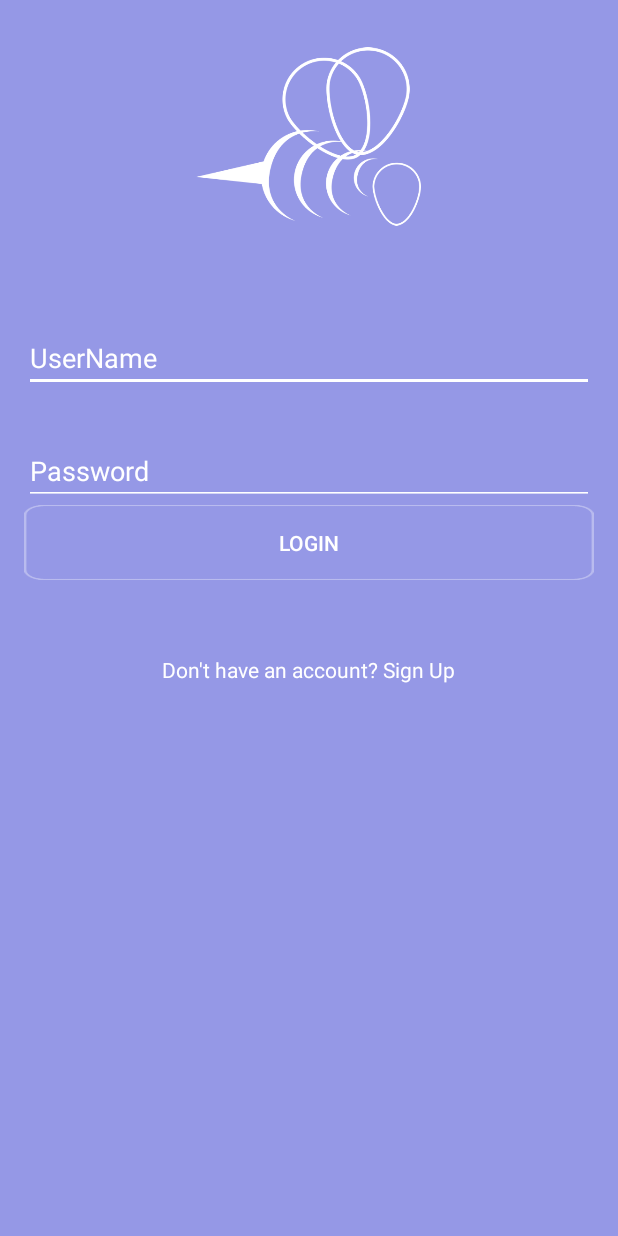
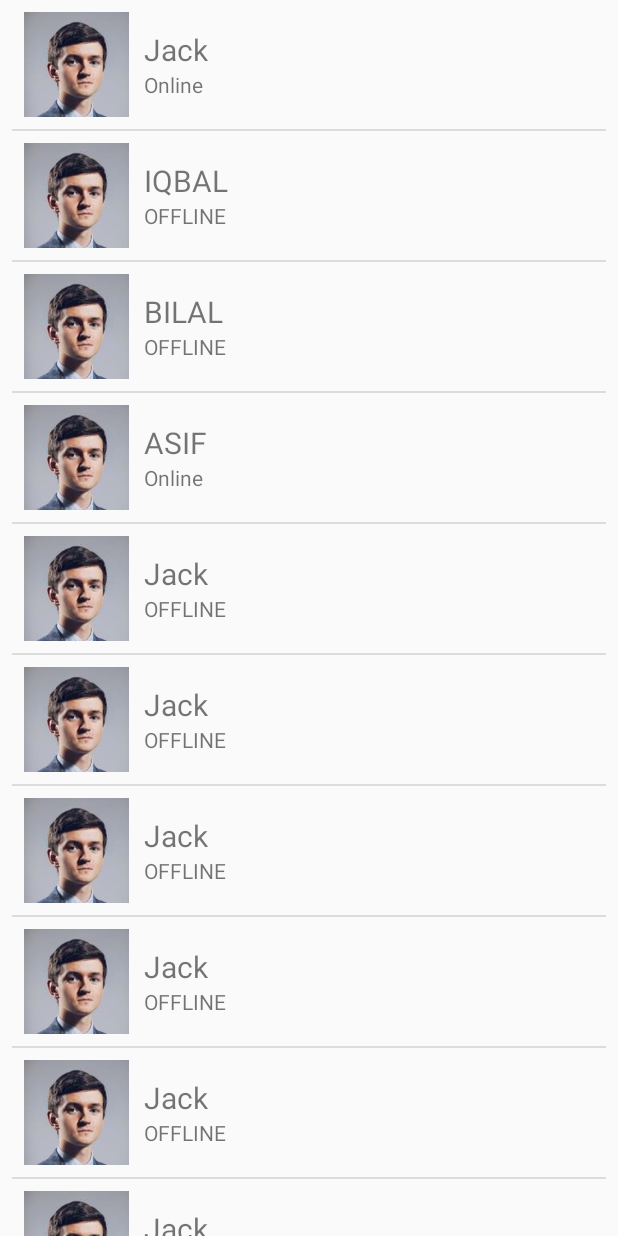
Before and after one commit to IAMIQBAL/Bumble-bee, an Android app: the screen it shows after launch (SplashScreenActivity before the commit, Friends_list after it), on a phone screen of 412 x 824 dp. Run offline under Robolectric (Android 15) with nearby library versions, the phone set to English and light mode, and no system bars; libraries missing offline, so code that uses them is left out: io.socket.client; 1 statement that could not run was skipped.

Commit message:
added adapter and list items

```diff
--- a/app/src/main/AndroidManifest.xml
+++ b/app/src/main/AndroidManifest.xml
@@ -30,27 +30,40 @@
         <activity
             android:name=".SplashScreenActivity"
             android:screenOrientation="portrait">
+
+        </activity>
+
+
+        <activity
+            android:name=".Chat.MainActivity"
+            android:label="@string/app_name"
+            android:screenOrientation="portrait"
+            android:theme="@style/AppTheme.NoActionBar"></activity>
+
+
+        <activity
+            android:name=".Chat.LoginActivity"
+            android:label="@string/app_name"
+            android:screenOrientation="portrait"
+            android:theme="@style/AppTheme.NoActionBar" />
+
+        <activity
+            android:name=".Signup"
+            android:screenOrientation="portrait"
+            android:theme="@style/AppTheme.NoActionBar"></activity>
+
+
+        <activity android:name=".Friends_list"
+            android:theme="@style/AppTheme">
             <intent-filter>
                 <action android:name="android.intent.action.MAIN" />
 
                 <category android:name="android.intent.category.LAUNCHER" />
             </intent-filter>
+
         </activity>
-        <activity
-            android:name=".Chat.MainActivity"
-            android:label="@string/app_name"
-            android:screenOrientation="portrait"
-            android:theme="@style/AppTheme.NoActionBar"></activity>
-        <activity
-            android:name=".Chat.LoginActivity"
-            android:label="@string/app_name"
-            android:screenOrientation="portrait"
-            android:theme="@style/AppTheme.NoActionBar" />
-        <activity
-            android:name=".Signup"
-            android:screenOrientation="portrait"
-            android:theme="@style/AppTheme.NoActionBar"></activity>
-        <activity android:name=".Friends_list"></activity>
+
+
     </application>
 
 </manifest>
--- /dev/null
+++ b/app/src/main/java/com/mib/bumblebee/Design/FriendList_Adapter.java
@@ -0,0 +1,51 @@
+package com.mib.bumblebee.Design;
+
+import android.content.Context;
+import android.support.annotation.NonNull;
+import android.view.LayoutInflater;
+import android.view.View;
+import android.view.ViewGroup;
+import android.widget.ArrayAdapter;
+import android.widget.ImageView;
+import android.widget.TextView;
+
+import com.mib.bumblebee.R;
+import com.mib.bumblebee.pojos.Friends;
+
+import java.util.ArrayList;
+import java.util.List;
+
+public class FriendList_Adapter  extends ArrayAdapter<Friends> {
+
+
+    private Context mContext;
+    private List<Friends> friendList = new ArrayList<>();
+
+    public FriendList_Adapter(@NonNull Context context, ArrayList<Friends> list) {
+        super(context, 0, list);
+        mContext = context;
+        friendList = list;
+    }
+
+    @NonNull
+    @Override
+    public View getView(int position, @NonNull View convertView, @NonNull ViewGroup parent) {
+        View listItem = convertView;
+        if (listItem == null){
+            listItem = LayoutInflater.from(mContext).inflate(R.layout.list_items, parent, false);
+        }
+
+        Friends friend = friendList.get(position);
+
+        ImageView image = listItem.findViewById(R.id.friend_pic);
+        image.setImageResource(friend.getProfilePicture());
+
+        TextView friendName = listItem.findViewById(R.id.friend_name);
+        friendName.setText(friend.getFriend_name());
+
+        TextView status = listItem.findViewById(R.id.friend_status);
+        status.setText(friend.getStatus());
+
+        return listItem;
+    }
+}
--- a/app/src/main/java/com/mib/bumblebee/Friends_list.java
+++ b/app/src/main/java/com/mib/bumblebee/Friends_list.java
@@ -2,12 +2,43 @@ package com.mib.bumblebee;
 
 import android.support.v7.app.AppCompatActivity;
 import android.os.Bundle;
+import android.widget.ListView;
+
+import com.mib.bumblebee.Design.FriendList_Adapter;
+import com.mib.bumblebee.pojos.Friends;
+
+
+import java.util.ArrayList;
 
 public class Friends_list extends AppCompatActivity {
+
+    private ListView listView;
+    private FriendList_Adapter mAdapter;
+
 
     @Override
     protected void onCreate(Bundle savedInstanceState) {
         super.onCreate(savedInstanceState);
         setContentView(R.layout.activity_friends_list);
+
+        listView = findViewById(R.id.friend_listview);
+        ArrayList<Friends> friends = new ArrayList<>();
+
+        friends.add(new Friends("Jack", "Online", R.drawable.avatar));
+        friends.add(new Friends("IQBAL", "OFFLINE", R.drawable.avatar));
+        friends.add(new Friends("BILAL", "OFFLINE", R.drawable.avatar));
+        friends.add(new Friends("ASIF", "Online", R.drawable.avatar));
+        friends.add(new Friends("Jack", "OFFLINE", R.drawable.avatar));
+        friends.add(new Friends("Jack", "OFFLINE", R.drawable.avatar));
+        friends.add(new Friends("Jack", "OFFLINE", R.drawable.avatar));
+        friends.add(new Friends("Jack", "OFFLINE", R.drawable.avatar));
+        friends.add(new Friends("Jack", "OFFLINE", R.drawable.avatar));
+        friends.add(new Friends("Jack", "OFFLINE", R.drawable.avatar));
+        friends.add(new Friends("Jack", "OFFLINE", R.drawable.avatar));
+        friends.add(new Friends("Jack", "OFFLINE", R.drawable.avatar));
+
+        mAdapter = new FriendList_Adapter(this, friends);
+        listView.setAdapter(mAdapter);
+
     }
 }
--- /dev/null
+++ b/app/src/main/java/com/mib/bumblebee/pojos/Friends.java
@@ -0,0 +1,40 @@
+package com.mib.bumblebee.pojos;
+
+import java.util.List;
+
+public class Friends {
+
+    private String friend_name;
+    private String status;
+    private int profilePicture;
+
+    public Friends(String friend_name, String status, int profilePicture) {
+        this.friend_name = friend_name;
+        this.status = status;
+        this.profilePicture = profilePicture;
+    }
+
+    public String getFriend_name() {
+        return friend_name;
+    }
+
+    public void setFriend_name(String friend_name) {
+        this.friend_name = friend_name;
+    }
+
+    public String getStatus() {
+        return status;
+    }
+
+    public void setStatus(String status) {
+        this.status = status;
+    }
+
+    public int getProfilePicture() {
+        return profilePicture;
+    }
+
+    public void setProfilePicture(int profilePicture) {
+        this.profilePicture = profilePicture;
+    }
+}
--- a/app/src/main/res/layout/activity_friends_list.xml
+++ b/app/src/main/res/layout/activity_friends_list.xml
@@ -1,9 +1,19 @@
 <?xml version="1.0" encoding="utf-8"?>
-<android.support.constraint.ConstraintLayout xmlns:android="http://schemas.android.com/apk/res/android"
+<LinearLayout xmlns:android="http://schemas.android.com/apk/res/android"
     xmlns:app="http://schemas.android.com/apk/res-auto"
     xmlns:tools="http://schemas.android.com/tools"
     android:layout_width="match_parent"
     android:layout_height="match_parent"
     tools:context=".Friends_list">
 
-</android.support.constraint.ConstraintLayout>
+
+    <ListView
+        android:layout_width="match_parent"
+        android:layout_height="match_parent"
+        android:paddingStart="@dimen/spacing"
+        android:paddingEnd="@dimen/spacing"
+        android:id="@+id/friend_listview">
+    </ListView>
+
+
+</LinearLayout>
--- /dev/null
+++ b/app/src/main/res/layout/list_items.xml
@@ -0,0 +1,37 @@
+<?xml version="1.0" encoding="utf-8"?>
+<LinearLayout
+    xmlns:android="http://schemas.android.com/apk/res/android"
+    android:layout_width="match_parent"
+    android:layout_height="wrap_content"
+    android:orientation="horizontal"
+    android:padding="@dimen/spacing">
+
+    <ImageView
+        android:layout_width="70dp"
+        android:layout_height="70dp"
+        android:id="@+id/friend_pic"/>
+
+    <LinearLayout
+        android:layout_width="wrap_content"
+        android:layout_height="wrap_content"
+        android:orientation="vertical"
+        android:layout_gravity="center"
+        android:layout_marginStart="10dp">
+
+        <TextView
+            android:layout_width="wrap_content"
+            android:layout_height="wrap_content"
+            android:text="Name of Friend"
+            android:textSize="20dp"
+            android:id="@+id/friend_name"/>
+
+
+        <TextView
+            android:layout_width="wrap_content"
+            android:layout_height="wrap_content"
+            android:text="Status"
+            android:id="@+id/friend_status"/>
+
+    </LinearLayout>
+
+</LinearLayout>
```
